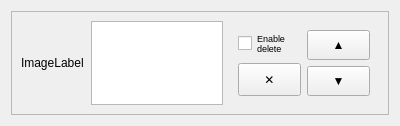
Old version of the form imagetile.ui in the repository ShadobaDev/Platemaker-qt.
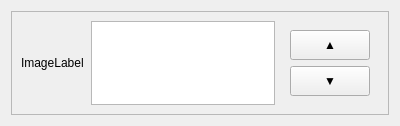
New version of the form.

What changed in the file:
```diff
--- a/imagetile.ui
+++ b/imagetile.ui
@@ -103,49 +103,10 @@
           <height>120</height>
          </size>
         </property>
-        <layout class="QHBoxLayout" name="horizontalLayout_2" stretch="0,0">
+        <layout class="QHBoxLayout" name="horizontalLayout_2" stretch="0">
          <property name="sizeConstraint">
           <enum>QLayout::SizeConstraint::SetMinimumSize</enum>
          </property>
-         <item>
-          <layout class="QVBoxLayout" name="verticalLayout">
-           <property name="sizeConstraint">
-            <enum>QLayout::SizeConstraint::SetMaximumSize</enum>
-           </property>
-           <item>
-            <widget class="QCheckBox" name="checkBox">
-             <property name="font">
-              <font>
-               <pointsize>7</pointsize>
-              </font>
-             </property>
-             <property name="text">
-              <string>Enable
-delete</string>
-             </property>
-            </widget>
-           </item>
-           <item>
-            <widget class="QPushButton" name="ButtonDelete">
-             <property name="sizePolicy">
-              <sizepolicy hsizetype="Minimum" vsizetype="Minimum">
-               <horstretch>0</horstretch>
-               <verstretch>0</verstretch>
-              </sizepolicy>
-             </property>
-             <property name="minimumSize">
-              <size>
-               <width>30</width>
-               <height>30</height>
-              </size>
-             </property>
-             <property name="text">
-              <string>✕</string>
-             </property>
-            </widget>
-           </item>
-          </layout>
-         </item>
          <item>
           <layout class="QVBoxLayout" name="verticalLayoutMoveButtons" stretch="0,0">
            <property name="sizeConstraint">
```
Left out of the diff: 4 changed lines with no effect on the pictures.
